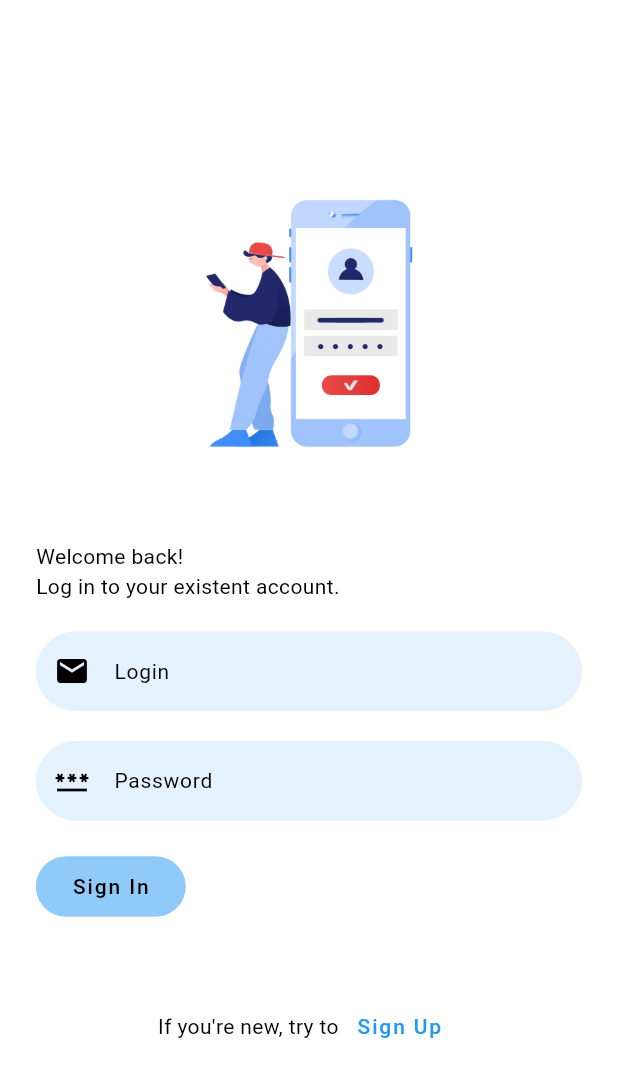
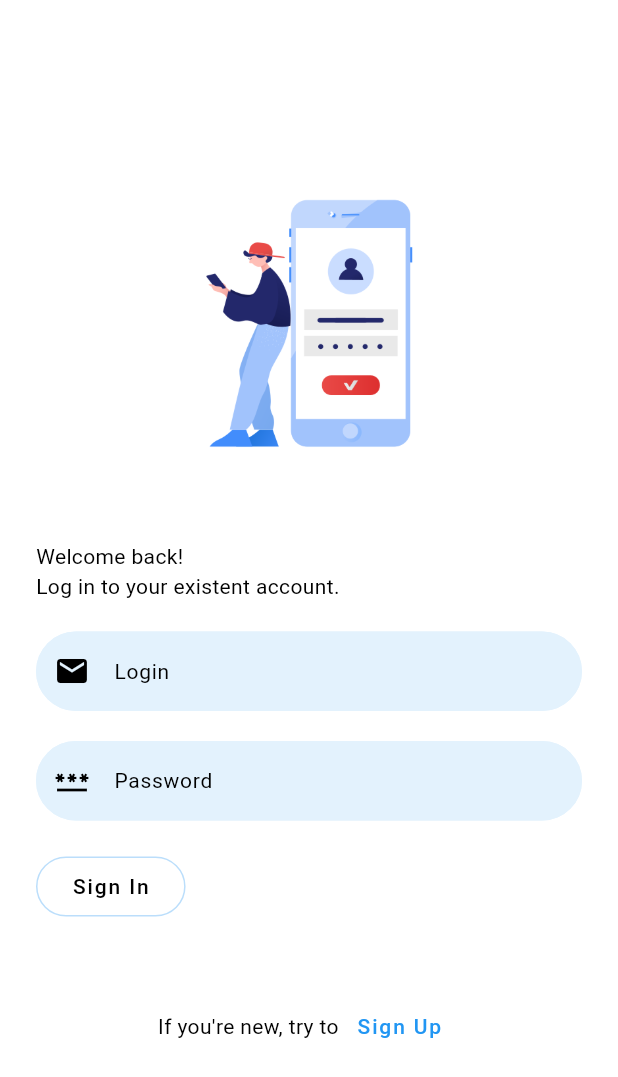
Before and after one commit to nexlay/receipt, a Flutter app: the screen it shows after launch, on a phone screen of 412 x 824 dp. Shown: the top 1077 px of the screen. Run offline on Flutter 3.47's test engine with Material 2 defaults, Android fonts, the phone set to English and light mode, and no system bars; our stand-ins replace cloud_firestore, firebase_auth, firebase_core, firebase_storage, google_fonts, image_picker; missing offline and left inert: google_ml_kit; accounts and stored records are empty.

Commit message:
Changes: 1. Change package name 2. New google firebase file 3. Change app name and icon flutter_launcher_icons: 0.9.3 4. Theme changes

```diff
--- a/lib/theme/dark_theme.dart
+++ b/lib/theme/dark_theme.dart
@@ -1,28 +1,44 @@
 import 'package:flutter/material.dart';
 import 'package:google_fonts/google_fonts.dart';
 
-class MyDarkTheme{
+class MyDarkTheme {
   static ThemeData get darkTheme {
-    return
-      ThemeData(
-          colorScheme: ColorScheme.fromSwatch(primarySwatch: Colors.blue, brightness: Brightness.dark,),
-          visualDensity: VisualDensity.adaptivePlatformDensity,
+    return ThemeData(
+      colorScheme: ColorScheme.fromSwatch(
+        primarySwatch: Colors.grey,
+        brightness: Brightness.dark,
+      ),
       useMaterial3: true,
       iconTheme: IconThemeData(
         color: Colors.blue.shade300,
       ),
+      appBarTheme: const AppBarTheme(backgroundColor: Colors.black),
+      floatingActionButtonTheme: FloatingActionButtonThemeData(
+        backgroundColor: Colors.black,
+        foregroundColor: Colors.white,
+        shape: StadiumBorder(
+          side: BorderSide(color: Colors.blue.shade100),
+        ),
+        elevation: 0.0,
+      ),
+      scaffoldBackgroundColor: Colors.black,
       bottomNavigationBarTheme: BottomNavigationBarThemeData(
-          selectedItemColor: Colors.blue.shade300,
+        type: BottomNavigationBarType.shifting,
+        backgroundColor: Colors.black,
+        elevation: 0.0,
+        selectedItemColor: Colors.blue.shade100,
       ),
       textTheme: TextTheme(
         headline1: GoogleFonts.robotoFlex(
             fontSize: 97, fontWeight: FontWeight.w300, letterSpacing: -1.5),
         headline2: GoogleFonts.robotoFlex(
             fontSize: 61, fontWeight: FontWeight.w300, letterSpacing: -0.5),
-            headline3: GoogleFonts.robotoFlex(fontSize: 48, fontWeight: FontWeight.w400),
+        headline3:
+            GoogleFonts.robotoFlex(fontSize: 48, fontWeight: FontWeight.w400),
         headline4: GoogleFonts.robotoFlex(
             fontSize: 34, fontWeight: FontWeight.w400, letterSpacing: 0.25),
-            headline5: GoogleFonts.robotoFlex(fontSize: 24, fontWeight: FontWeight.w400),
+        headline5:
+            GoogleFonts.robotoFlex(fontSize: 24, fontWeight: FontWeight.w400),
         headline6: GoogleFonts.robotoFlex(
             fontSize: 20, fontWeight: FontWeight.w500, letterSpacing: 0.15),
         subtitle1: GoogleFonts.robotoFlex(
@@ -38,7 +54,8 @@ class MyDarkTheme{
         caption: GoogleFonts.robotoFlex(
             fontSize: 12, fontWeight: FontWeight.w400, letterSpacing: 0.4),
         overline: GoogleFonts.robotoFlex(
-                fontSize: 10, fontWeight: FontWeight.w400, letterSpacing: 1.5),),
+            fontSize: 10, fontWeight: FontWeight.w400, letterSpacing: 1.5),
+      ),
       inputDecorationTheme: InputDecorationTheme(
         iconColor: Colors.blue.shade200,
         enabledBorder: OutlineInputBorder(
@@ -52,11 +69,19 @@ class MyDarkTheme{
         filled: true,
         labelStyle: const TextStyle(color: Colors.white, fontSize: 14.0),
       ),
+      chipTheme: ChipThemeData(
+        backgroundColor: Colors.black,
+        shape: StadiumBorder(
+          side: BorderSide(color: Colors.blue.shade100),
+        ),
+        labelPadding: const EdgeInsets.all(8.0),
+        selectedColor: Colors.blue.shade100,
+      ),
       outlinedButtonTheme: OutlinedButtonThemeData(
         style: OutlinedButton.styleFrom(
-              backgroundColor: Colors.blue.shade200,
-              primary: Colors.black,
-              side: BorderSide(color: Colors.blue.shade200),
+          //backgroundColor: Colors.blue.shade200,
+          primary: Colors.white,
+          side: BorderSide(color: Colors.blue.shade100),
           shape: const RoundedRectangleBorder(
             borderRadius: BorderRadius.all(
               Radius.circular(38.0),
--- a/lib/theme/light_theme.dart
+++ b/lib/theme/light_theme.dart
@@ -1,30 +1,47 @@
 import 'package:flutter/material.dart';
 import 'package:google_fonts/google_fonts.dart';
 
-class MyTheme{
+class MyTheme {
   static ThemeData get lightTheme {
-    return
-      ThemeData(
-          colorScheme: ColorScheme.fromSwatch(primarySwatch: Colors.blue, brightness: Brightness.light,),
+    return ThemeData(
+      colorScheme: ColorScheme.fromSwatch(
+        primarySwatch: Colors.blue,
+        brightness: Brightness.light,
+      ),
       useMaterial3: true,
       iconTheme: IconThemeData(
         color: Colors.blue.shade200,
       ),
+      scaffoldBackgroundColor: Colors.white,
       bottomNavigationBarTheme: BottomNavigationBarThemeData(
+        type: BottomNavigationBarType.shifting,
+        backgroundColor: Colors.white,
+        unselectedItemColor: Colors.grey.shade300,
+        elevation: 0.0,
         selectedItemColor: Colors.blue.shade300,
       ),
+      floatingActionButtonTheme: FloatingActionButtonThemeData(
+        foregroundColor: Colors.black,
+        backgroundColor: Colors.white,
+        shape: StadiumBorder(
+          side: BorderSide(color: Colors.blue.shade100),
+        ),
+        elevation: 0.0,
+      ),
       primaryTextTheme: TextTheme(
-            headline6: GoogleFonts.robotoFlex(
-              color: Colors.black),),
+        headline6: GoogleFonts.robotoFlex(color: Colors.black),
+      ),
       textTheme: TextTheme(
         headline1: GoogleFonts.robotoFlex(
             fontSize: 97, fontWeight: FontWeight.w300, letterSpacing: -1.5),
         headline2: GoogleFonts.robotoFlex(
             fontSize: 61, fontWeight: FontWeight.w300, letterSpacing: -0.5),
-            headline3: GoogleFonts.robotoFlex(fontSize: 48, fontWeight: FontWeight.w400),
+        headline3:
+            GoogleFonts.robotoFlex(fontSize: 48, fontWeight: FontWeight.w400),
         headline4: GoogleFonts.robotoFlex(
             fontSize: 34, fontWeight: FontWeight.w400, letterSpacing: 0.25),
-            headline5: GoogleFonts.robotoFlex(fontSize: 24, fontWeight: FontWeight.w400),
+        headline5:
+            GoogleFonts.robotoFlex(fontSize: 24, fontWeight: FontWeight.w400),
         headline6: GoogleFonts.robotoFlex(
             fontSize: 20, fontWeight: FontWeight.w500, letterSpacing: 0.15),
         subtitle1: GoogleFonts.robotoFlex(
@@ -40,7 +57,8 @@ class MyTheme{
         caption: GoogleFonts.robotoFlex(
             fontSize: 12, fontWeight: FontWeight.w400, letterSpacing: 0.4),
         overline: GoogleFonts.robotoFlex(
-                fontSize: 10, fontWeight: FontWeight.w400, letterSpacing: 1.5),),
+            fontSize: 10, fontWeight: FontWeight.w400, letterSpacing: 1.5),
+      ),
       inputDecorationTheme: InputDecorationTheme(
         iconColor: Colors.blue.shade200,
         enabledBorder: OutlineInputBorder(
@@ -55,11 +73,19 @@ class MyTheme{
         labelStyle: const TextStyle(color: Colors.black, fontSize: 14.0),
         fillColor: Colors.blue.shade50,
       ),
+      chipTheme: ChipThemeData(
+        backgroundColor: Colors.white,
+        shape: StadiumBorder(
+          side: BorderSide(color: Colors.blue.shade100),
+        ),
+        labelPadding: const EdgeInsets.all(8.0),
+        selectedColor: Colors.blue.shade100,
+      ),
       outlinedButtonTheme: OutlinedButtonThemeData(
         style: OutlinedButton.styleFrom(
-              backgroundColor: Colors.blue.shade200,
+          // backgroundColor: Colors.blue.shade50,
           primary: Colors.black,
-              side: BorderSide(color: Colors.blue.shade200),
+          side: BorderSide(color: Colors.blue.shade100),
           shape: const RoundedRectangleBorder(
             borderRadius: BorderRadius.all(
               Radius.circular(38.0),
@@ -67,7 +93,6 @@ class MyTheme{
           ),
         ),
       ),
-
     );
   }
 }
--- a/lib/user_screen/home/components/receipt_details.dart
+++ b/lib/user_screen/home/components/receipt_details.dart
@@ -25,7 +25,7 @@ class _ReceiptDetailsState extends State<ReceiptDetails> {
                       uid: Auth().firebaseAuth.currentUser?.uid,
                       imageName: receipt.name)
                   .deleteReceipt();
-              Future.delayed(const Duration(seconds: 2), () {
+              Future.delayed(const Duration(seconds: 1), () {
                 Navigator.pop(context);
               });
             },
@@ -40,7 +40,6 @@ class _ReceiptDetailsState extends State<ReceiptDetails> {
       body:receipt.url != '' ? Column(
         crossAxisAlignment: CrossAxisAlignment.start,
         children: [
-
              InteractiveViewer(
                   child: Container(
                     width: 600,
--- a/lib/user_screen/home/components/receipt_picker.dart
+++ b/lib/user_screen/home/components/receipt_picker.dart
@@ -25,7 +25,7 @@ class _GestureState extends State<ReceiptPicker> {
         ? const TechkaProgressIndicator()
         : InkWell(
       onTap: () async{
-        receiptFile = await mediaService.getImage(ImageSource.camera, 2);
+        receiptFile = await mediaService.getImage(ImageSource.gallery);
         receiptInfo = await mediaService.getRecognisedText();
         setState(
               () {
--- a/lib/user_screen/profile/profile_components/account_tile.dart
+++ b/lib/user_screen/profile/profile_components/account_tile.dart
@@ -40,7 +40,7 @@ class _AccountState extends State<Account> {
           height: 80.0,
           child: InkWell(
             onTap: () async {
-              imageFile = await imgPicker.getImage(ImageSource.gallery, 1);
+              imageFile = await imgPicker.getImage(ImageSource.gallery);
               setState(
                     () {
                   Storage(
@@ -58,7 +58,7 @@ class _AccountState extends State<Account> {
         icon: const Icon(Icons.account_circle,
           color: Colors.grey,),
         onPressed: () async {
-          imageFile = await imgPicker.getImage(ImageSource.gallery, 1);
+          imageFile = await imgPicker.getImage(ImageSource.gallery);
           setState(
                 () {
               Storage(
```
Also changed, not shown: lib/components/floating_action_btn.dart (+16 -6 lines), lib/services/media.dart (+39 -40 lines), lib/user_screen/home/components/receipt_card.dart (+10 -8 lines), lib/user_screen/home/home.dart (+17 -29 lines), lib/user_screen/journal/journal.dart (+7 -22 lines), lib/user_screen/profile/profile.dart (+10 -21 lines), lib/user_screen/profile/profile_components/settings/action_chips.dart (+3 -5 lines), lib/user_screen/profile/profile_components/settings/settings.dart (+9 -23 lines), lib/user_screen/profile/profile_components/settings/theme_toggle.dart (+7 -22 lines), pubspec.yaml (+9 -0 lines), assets/icons/logo.png (added), pubspec.lock, 26 other files. Lines whose indentation alone changed are shown as unchanged.
